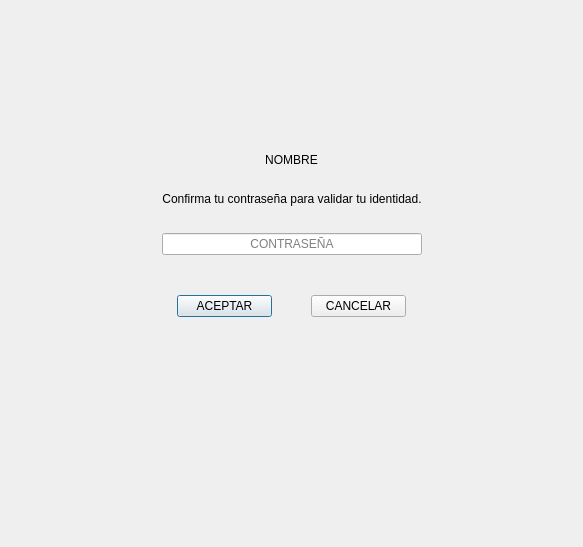
Matapuercos666/OPTICA, file Validacion.ui: the form before one commit.
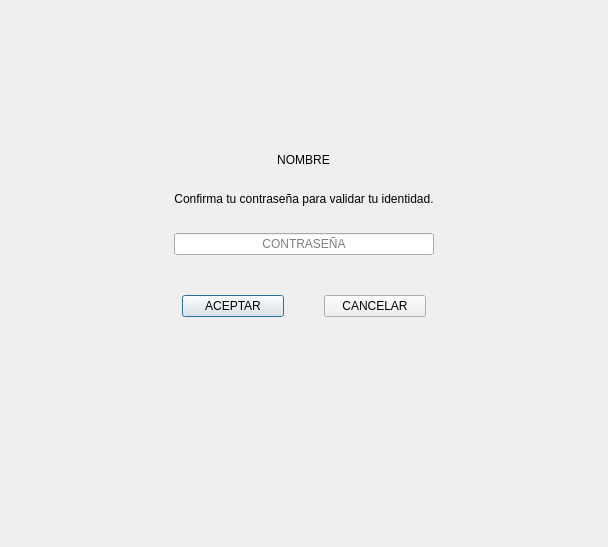
The form after the commit. Icons and pictures are not drawn.

The edit to the form file:
```diff
--- a/Validacion.ui
+++ b/Validacion.ui
@@ -6,7 +6,7 @@
    <rect>
     <x>0</x>
     <y>0</y>
-    <width>583</width>
+    <width>608</width>
     <height>547</height>
    </rect>
   </property>
```
